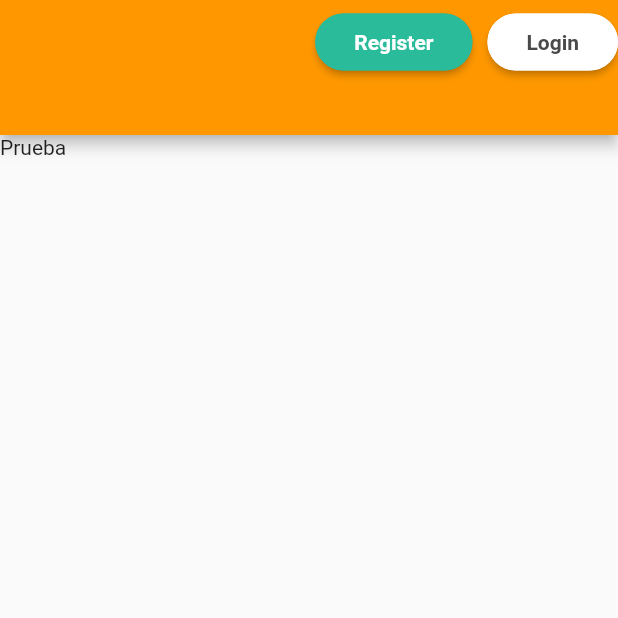
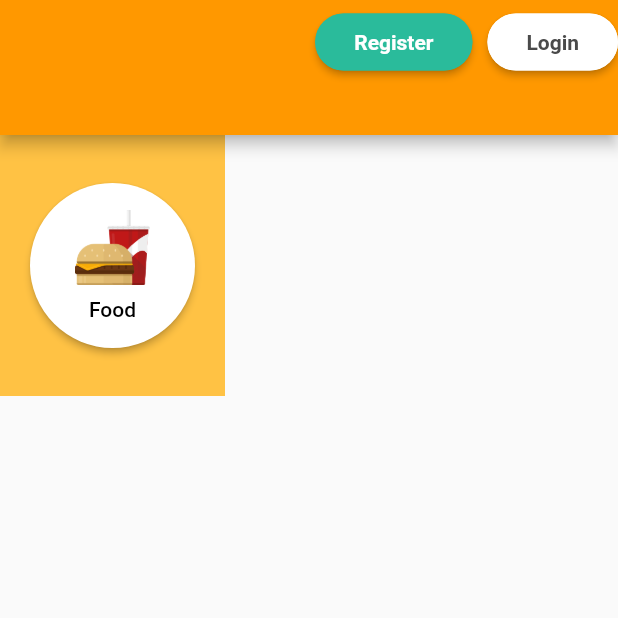
Before and after one commit to UB-ES-2020-F/Glovo, a Flutter app: the screen it shows after launch, on a phone screen of 412 x 824 dp, the top half of it. Run offline on Flutter 3.47's test engine with Material 2 defaults, Android fonts, the light colour scheme and no system bars; our stand-ins replace email_validator, fluttertoast, google_fonts; missing offline and left inert: dart:html, icon_shadow.

Commit message:
Finishing task 15

```diff
--- a/frontend/customerapp/lib/main.dart
+++ b/frontend/customerapp/lib/main.dart
@@ -1,11 +1,13 @@
 import 'package:customerapp/models/signup.dart';
 import 'package:customerapp/screens/anon_root.dart';
+import 'package:customerapp/screens/restaurantList/restaurant_list.dart';
 import 'package:customerapp/screens/signIn/signin_page.dart';
 import 'package:customerapp/screens/signUp/signup_page.dart';
 import 'package:customerapp/styles/Glovo.dart';
 import 'package:flutter/material.dart';
 import 'package:provider/provider.dart';
 
+import 'models/restaurants.dart';
 import 'models/signin.dart';
 
 void main() {
@@ -20,6 +22,7 @@ class MyApp extends StatelessWidget {
       providers: [
         ChangeNotifierProvider(create: (context) => SignUpModel()),
         ChangeNotifierProvider(create: (context) => SignInModel()),
+        ChangeNotifierProvider(create: (context) => RestaurantsListModel()),
       ],
       child: MaterialApp(
           theme: appTheme,
@@ -28,7 +31,8 @@ class MyApp extends StatelessWidget {
           routes: {
             '/': (context) => AnonRoute(),
             '/sign-up': (context) => SignUpPage(),
-            '/sign-in': (context) => SignInPage()
+            '/sign-in': (context) => SignInPage(),
+            '/restaurant-list': (context) => RestaurantsList(),
           }),
     );
   }
--- /dev/null
+++ b/frontend/customerapp/lib/models/restaurants.dart
@@ -0,0 +1,59 @@
+import 'package:flutter/material.dart';
+import 'package:flutter/foundation.dart';
+
+class RestaurantsListModel extends ChangeNotifier {
+  List<Restaurant> availableRestaurants;
+
+  //RestaurantsListModel(List<Restaurant> restaurants);
+
+  // only for mocking data. Delete when endpoint is finished
+  @deprecated
+  @override
+  RestaurantsListModel() {
+    availableRestaurants = List();
+    availableRestaurants.add(Restaurant(
+        1,
+        'Tagliatella',
+        TimeInterval(10, 20),
+        2.5,
+        'https://dam.cocinafacil.com.mx/wp-content/uploads/2020/04/dumplings.jpg'));
+    availableRestaurants.add(Restaurant(
+        1,
+        'Burger King',
+        TimeInterval(20, 30),
+        4,
+        'https://dam.cocinafacil.com.mx/wp-content/uploads/2020/04/Cerdo-agridulce.jpg'));
+    availableRestaurants.add(Restaurant(1, 'McDonalds', TimeInterval(20, 30), 4,
+        'https://dam.cocinafacil.com.mx/wp-content/uploads/2020/04/chow-mein.jpg'));
+    availableRestaurants.add(Restaurant(1, 'FiveGuys', TimeInterval(20, 30), 4,
+        'https://dam.cocinafacil.com.mx/wp-content/uploads/2020/04/wan-tan.jpg'));
+  }
+
+  /*
+   * Not recommended approach, the best approach would be to use the constructor
+   */
+  addRestaurant(Restaurant restaurant) {
+    availableRestaurants.add(restaurant);
+  }
+}
+
+class Restaurant {
+  int id;
+  String name;
+  TimeInterval expectedDeliveryTime;
+  double deliveryFee;
+  String image;
+  Restaurant(this.id, this.name, this.expectedDeliveryTime, this.deliveryFee,
+      this.image);
+}
+
+class TimeInterval {
+  int min;
+  int max;
+
+  TimeInterval(int min, int max) {
+    assert(min <= max);
+    this.min = min;
+    this.max = max;
+  }
+}
--- a/frontend/customerapp/lib/models/signin.dart
+++ b/frontend/customerapp/lib/models/signin.dart
@@ -1,4 +1,5 @@
-import 'package:flutter/cupertino.dart';
+import 'package:flutter/material.dart';
+import 'package:flutter/foundation.dart';
 
 class SignInModel extends ChangeNotifier {
   String _email;
--- a/frontend/customerapp/lib/screens/anon_root.dart
+++ b/frontend/customerapp/lib/screens/anon_root.dart
@@ -1,6 +1,6 @@
 import 'package:customerapp/screens/signUp/signup_dialog.dart';
 import 'package:customerapp/screens/signIn/signin_dialog.dart';
-import 'package:customerapp/screens/signIn/signin_dialog.dart';
+import 'package:customerapp/styles/main_page.dart';
 import 'package:flutter/material.dart';
 import 'package:flutter/widgets.dart';
 import 'package:customerapp/styles/signup.dart';
@@ -21,8 +21,44 @@ class AnonRoute extends StatelessWidget {
                   child: LogInButton())
             ],
           )),
-      body: Text('Prueba'),
+      body: Container(
+          decoration: BoxDecoration(color: Color(0xFFffc244)),
+          child: FoodButton()), //To delete
     );
+  }
+}
+
+class FoodButton extends StatelessWidget {
+  @override
+  Widget build(BuildContext context) {
+    return Container(
+        padding: EdgeInsets.all(20),
+        child: RaisedButton(
+          onPressed: () {
+            Navigator.pushNamed(context, '/restaurant-list');
+          },
+          color: Colors.white,
+          textColor: Colors.white,
+          child: Column(
+            mainAxisSize: MainAxisSize.min,
+            children: [
+              Image(
+                image: AssetImage('resources/images/food_logo.png'),
+                height: 50,
+                width: 50,
+              ),
+              Padding(
+                padding: EdgeInsets.only(top: 8),
+                child: Text(
+                  'Food',
+                  style: categoryButtonLabel,
+                ),
+              )
+            ],
+          ),
+          padding: EdgeInsets.all(30),
+          shape: CircleBorder(),
+        ));
   }
 }
 
--- /dev/null
+++ b/frontend/customerapp/lib/styles/main_page.dart
@@ -0,0 +1,7 @@
+import 'package:flutter/painting.dart';
+
+import 'package:flutter/material.dart';
+
+final categoryButtonLabel = TextStyle(
+  color: Colors.black,
+);
```
Also changed, not shown: frontend/customerapp/lib/screens/restaurantList/restaurant_list.dart (added, +32 -0 lines), frontend/customerapp/lib/screens/restaurantList/restaurant_list_box.dart (added, +82 -0 lines), frontend/customerapp/lib/styles/restaurant_list.dart (added, +17 -0 lines), frontend/customerapp/pubspec.yaml (+9 -0 lines), frontend/customerapp/pubspec.lock, frontend/customerapp/resources/images/food_logo.png (added), frontend/customerapp/resources/svg/food_logo.svg (added).
